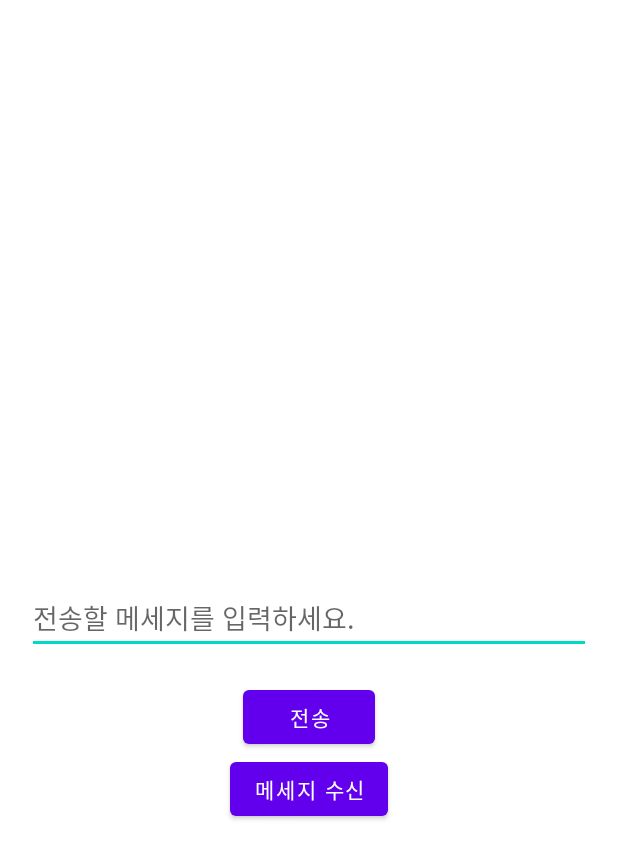
After one commit to WhiteHCCTV/HCCTV-aos, an Android app: the layout fragment_device_detail.xml on its own in the app's theme, with its tools: preview values and no code run, on a phone screen of 412 x 824 dp. The commit adds this screen. Shown: the top 859 px of the screen. Run offline under Robolectric (Android 15) with nearby library versions, the phone set to English and light mode, and no system bars.

Commit message:
👚 [style] Device 관련 레이아웃, 컬러 수정

```diff
--- /dev/null
+++ b/app/src/main/res/layout/fragment_device_detail.xml
@@ -0,0 +1,44 @@
+<?xml version="1.0" encoding="utf-8"?>
+
+<layout xmlns:android="http://schemas.android.com/apk/res/android"
+    xmlns:app="http://schemas.android.com/apk/res-auto">
+
+    <androidx.constraintlayout.widget.ConstraintLayout
+        android:layout_width="match_parent"
+        android:layout_height="match_parent">
+
+        <EditText
+            android:id="@+id/messageEditText"
+            android:layout_width="0dp"
+            android:layout_height="wrap_content"
+            android:layout_marginHorizontal="18dp"
+            android:hint="전송할 메세지를 입력하세요."
+            app:layout_constraintBottom_toBottomOf="parent"
+            app:layout_constraintEnd_toEndOf="parent"
+            app:layout_constraintStart_toStartOf="parent"
+            app:layout_constraintTop_toTopOf="parent" />
+
+        <Button
+            android:id="@+id/btn_send"
+            android:layout_width="wrap_content"
+            android:layout_height="wrap_content"
+            android:layout_marginTop="18dp"
+            android:text="전송"
+            app:layout_constraintBottom_toTopOf="@+id/btn_receive"
+            app:layout_constraintEnd_toEndOf="parent"
+            app:layout_constraintStart_toStartOf="parent"
+            app:layout_constraintTop_toBottomOf="@+id/messageEditText" />
+
+        <Button
+            android:id="@+id/btn_receive"
+            android:layout_width="wrap_content"
+            android:layout_height="wrap_content"
+            android:text="메세지 수신"
+            app:layout_constraintEnd_toEndOf="parent"
+            app:layout_constraintStart_toStartOf="parent"
+            app:layout_constraintTop_toBottomOf="@+id/btn_send" />
+
+    </androidx.constraintlayout.widget.ConstraintLayout>
+
+
+</layout>
--- a/app/src/main/res/layout/item_device.xml
+++ b/app/src/main/res/layout/item_device.xml
@@ -6,8 +6,9 @@
     <androidx.cardview.widget.CardView
         android:id="@+id/cardView"
         android:layout_width="match_parent"
-        android:layout_height="match_parent"
+        android:layout_height="100dp"
         android:elevation="1dp"
+        android:layout_margin="5dp"
         app:cardCornerRadius="20dp">
 
         <androidx.constraintlayout.widget.ConstraintLayout
--- a/app/src/main/res/values/colors.xml
+++ b/app/src/main/res/values/colors.xml
@@ -8,4 +8,5 @@
     <color name="black">#FF000000</color>
     <color name="white">#FFFFFFFF</color>
     <color name="green_200">#D1E1D2</color>
+    <color name="gray">#C1BDBD</color>
 </resources>
```
Also changed, not shown: app/src/main/res/drawable/btn_round_background.xml (added, +12 -0 lines), app/src/main/res/layout/bottom_sheet_add_device.xml (deleted, +0 -12 lines), app/src/main/res/layout/fragment_device.xml (+51 -2 lines).
